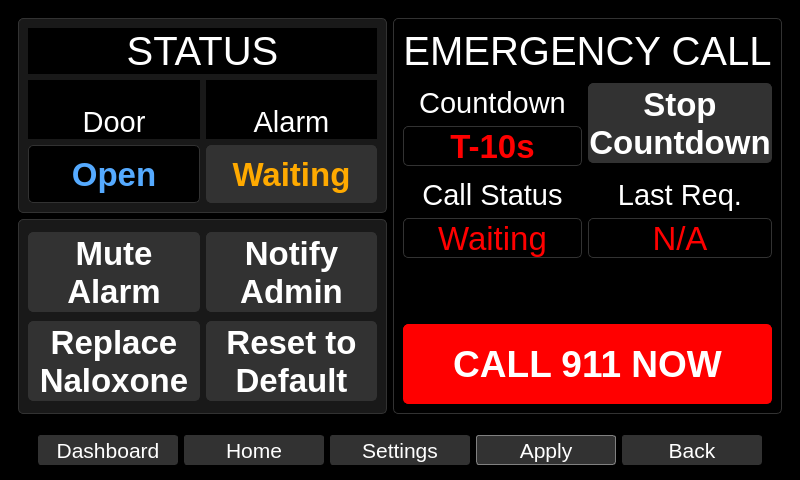
The window that qt_design/main_window.ui (zyl120/Naloxone_Safety_Kit) describes before a commit, drawn with Qt 5.
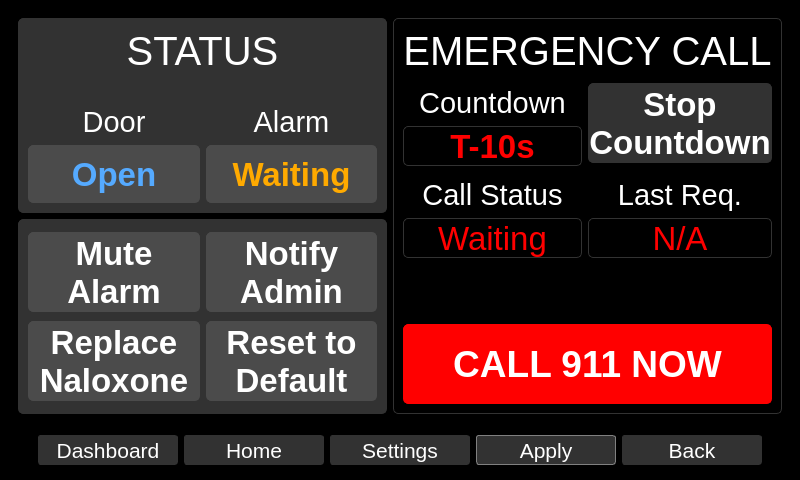
The same window after the commit.

Commit message: upgrade color

Patch:
```diff
--- a/qt_design/main_window.ui
+++ b/qt_design/main_window.ui
@@ -4680,7 +4680,7 @@
         <item row="1" column="0">
          <widget class="QFrame" name="alarmFrame">
           <property name="styleSheet">
-           <string notr="true">.QFrame{border-radius: 5px;border-color:rgb(50,50,50);background-color:rgb(25,25,25);border-width: 1px;border-style: solid;}</string>
+           <string notr="true">.QFrame{border-radius: 5px;border-color:rgb(50,50,50);background-color:rgb(50,50,50);border-width: 1px;border-style: solid;}</string>
           </property>
           <property name="frameShape">
            <enum>QFrame::StyledPanel</enum>
@@ -4722,7 +4722,7 @@
               </font>
              </property>
              <property name="styleSheet">
-              <string notr="true">color:white;border-radius: 5px;background-color:rgb(50,50,50);border-color:rgb(50,50,50);border-width: 1px;border-style: solid;</string>
+              <string notr="true">color:white;border-radius: 5px;background-color:rgb(75,75,75);border-color:rgb(75,75,75);border-width: 1px;border-style: solid;</string>
              </property>
              <property name="text">
               <string>Mute
@@ -4757,7 +4757,7 @@
               </font>
              </property>
              <property name="styleSheet">
-              <string notr="true">color:white;border-radius: 5px;background-color:rgb(50,50,50);border-color:rgb(50,50,50);border-width: 1px;border-style: solid;</string>
+              <string notr="true">color:white;border-radius: 5px;background-color:rgb(75,75,75);border-color:rgb(75,75,75);border-width: 1px;border-style: solid;</string>
              </property>
              <property name="text">
               <string>Replace
@@ -4792,7 +4792,7 @@
               </font>
              </property>
              <property name="styleSheet">
-              <string notr="true">color:white;border-radius: 5px;background-color:rgb(50,50,50);border-color:rgb(50,50,50);border-width: 1px;border-style: solid;</string>
+              <string notr="true">color:white;border-radius: 5px;background-color:rgb(75,75,75);border-color:rgb(75,75,75);border-width: 1px;border-style: solid;</string>
              </property>
              <property name="text">
               <string>Notify
@@ -4827,7 +4827,7 @@
               </font>
              </property>
              <property name="styleSheet">
-              <string notr="true">color:white;border-radius: 5px;background-color:rgb(50,50,50);border-color:rgb(50,50,50);border-width: 1px;border-style: solid;</string>
+              <string notr="true">color:white;border-radius: 5px;background-color:rgb(75,75,75);border-color:rgb(75,75,75);border-width: 1px;border-style: solid;</string>
              </property>
              <property name="text">
               <string>Reset to
@@ -5208,7 +5208,7 @@
         <item row="0" column="0">
          <widget class="QFrame" name="doorOpenFrame">
           <property name="styleSheet">
-           <string notr="true">.QFrame{border-radius: 5px;border-color:rgb(50,50,50);background-color:rgb(25,25,25);border-width: 1px;border-style: solid;}</string>
+           <string notr="true">.QFrame{border-radius: 5px;border-color:rgb(50,50,50);background-color:rgb(50,50,50);border-width: 1px;border-style: solid;}</string>
           </property>
           <property name="frameShape">
            <enum>QFrame::StyledPanel</enum>
@@ -5245,7 +5245,7 @@
                 </font>
                </property>
                <property name="styleSheet">
-                <string notr="true">color:white;border-width: 0px;</string>
+                <string notr="true">color:white;border-width: 0px;background-color:rgb(50,50,50)</string>
                </property>
                <property name="text">
                 <string>Door</string>
@@ -5276,7 +5276,8 @@
                 </font>
                </property>
                <property name="styleSheet">
-                <string notr="true">color:rgb(85, 170, 255);border-radius: 5px;border-color:rgb(50,50,50);border-width: 1px;border-style: solid;</string>
+                <string notr="true">color:rgb(85, 170, 255);border-radius: 5px;border-color:rgb(75,75,75);border-width: 1px;border-style: solid;
+background-color:rgb(75,75,75);</string>
                </property>
                <property name="text">
                 <string>Open</string>
@@ -5310,7 +5311,7 @@
                 </font>
                </property>
                <property name="styleSheet">
-                <string notr="true">color:white;border-width: 0px;</string>
+                <string notr="true">color:white;border-width: 0px;background-color:rgb(50,50,50)</string>
                </property>
                <property name="text">
                 <string>Alarm</string>
@@ -5341,7 +5342,7 @@
                 </font>
                </property>
                <property name="styleSheet">
-                <string notr="true">color: rgb(255, 170, 0);border-radius: 5px;border-color:rgb(50,50,50);border-width: 1px;border-style: solid;background-color:rgb(50,50,50);</string>
+                <string notr="true">color: rgb(255, 170, 0);border-radius: 5px;border-color:rgb(75,75,75);border-width: 1px;border-style: solid;background-color:rgb(75,75,75);</string>
                </property>
                <property name="text">
                 <string>Waiting</string>
@@ -5380,7 +5381,7 @@
               </font>
              </property>
              <property name="styleSheet">
-              <string notr="true">color:white;border-width: 0px;</string>
+              <string notr="true">color:white;border-width: 0px;background-color:rgb(50,50,50)</string>
              </property>
              <property name="text">
               <string>STATUS</string>
```
The commit also changes 2 other files.
